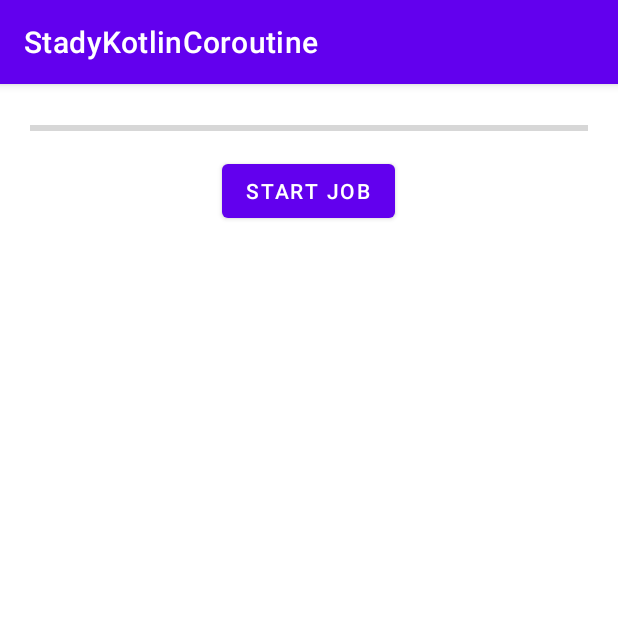
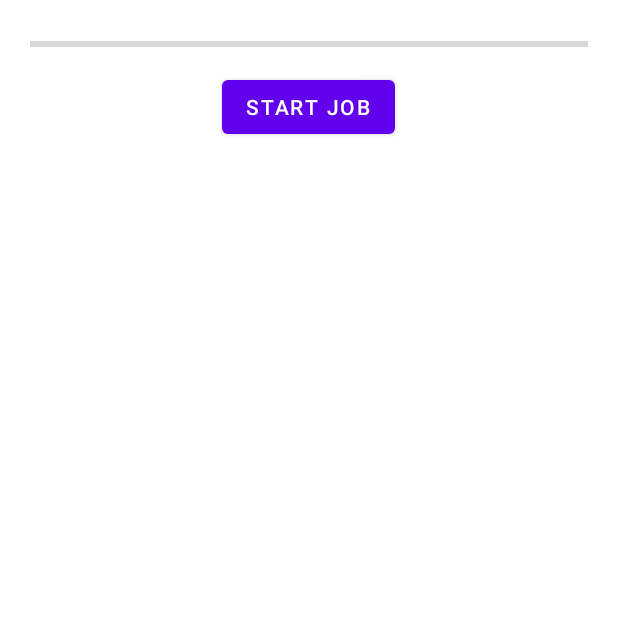
Before and after one commit to AntonVoloshyn92/StadyKotlinCoroutine, an Android app: the screen it shows after launch (JobActivity), on a phone screen of 412 x 824 dp, the top half of it. Run offline under Robolectric (Android 15) with nearby library versions, the phone set to English and light mode, and no system bars.

Commit message:
change style NoActionBar

```diff
--- a/app/src/main/res/values-night/themes.xml
+++ b/app/src/main/res/values-night/themes.xml
@@ -1,6 +1,6 @@
 <resources xmlns:tools="http://schemas.android.com/tools">
     <!-- Base application theme. -->
-    <style name="Theme.StadyKotlinCoroutine" parent="Theme.MaterialComponents.DayNight.DarkActionBar">
+    <style name="Theme.StadyKotlinCoroutine" parent="Theme.MaterialComponents.DayNight.NoActionBar">
         <!-- Primary brand color. -->
         <item name="colorPrimary">@color/purple_200</item>
         <item name="colorPrimaryVariant">@color/purple_700</item>
--- a/app/src/main/res/values/themes.xml
+++ b/app/src/main/res/values/themes.xml
@@ -1,6 +1,6 @@
 <resources xmlns:tools="http://schemas.android.com/tools">
     <!-- Base application theme. -->
-    <style name="Theme.StadyKotlinCoroutine" parent="Theme.MaterialComponents.DayNight.DarkActionBar">
+    <style name="Theme.StadyKotlinCoroutine" parent="Theme.MaterialComponents.DayNight.NoActionBar">
         <!-- Primary brand color. -->
         <item name="colorPrimary">@color/purple_500</item>
         <item name="colorPrimaryVariant">@color/purple_700</item>
```
